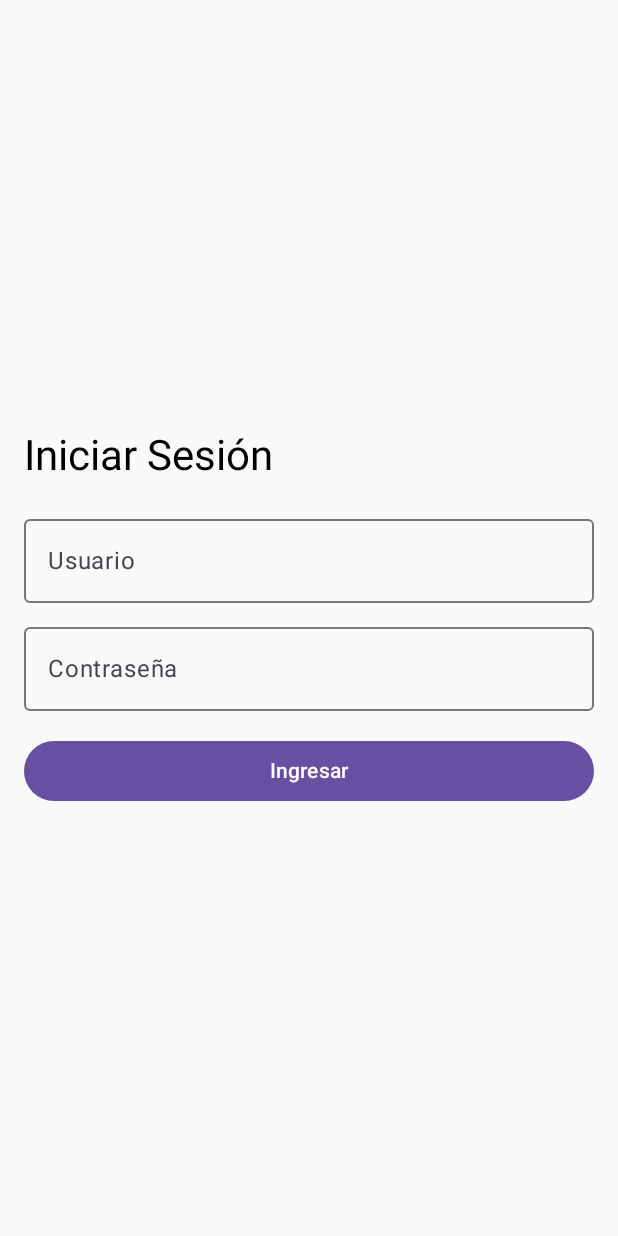
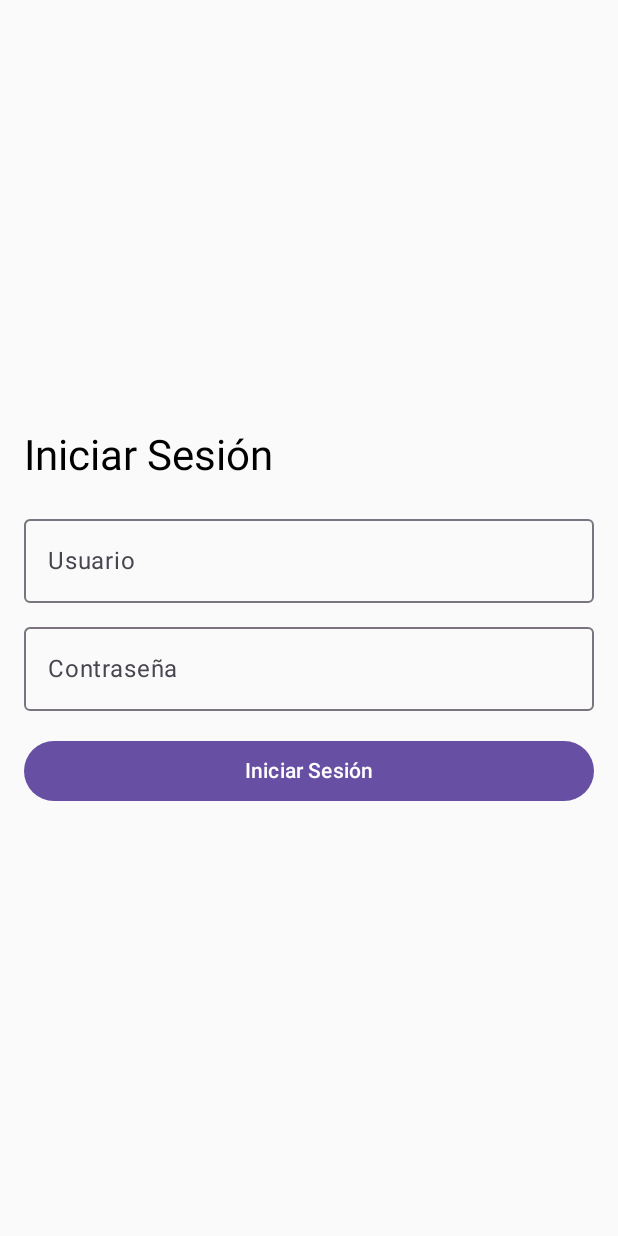
Before and after one commit to lordimpi/BiciExpress, an Android app built with Jetpack Compose: the screen it shows after launch (MainActivity), on a phone screen of 412 x 824 dp. Run offline under Robolectric (Android 15) with nearby library versions, the phone set to English and light mode, and no system bars.

Commit message:
prueba commit

```diff
--- a/app/src/main/java/edu/unicauca/apimovil/biciexpress/MainActivity.kt
+++ b/app/src/main/java/edu/unicauca/apimovil/biciexpress/MainActivity.kt
@@ -76,7 +76,7 @@ fun LoginScreen(modifier: Modifier = Modifier) {
             onClick = { /* Lógica de autenticación */ },
             modifier = Modifier.fillMaxWidth()
         ) {
-            Text("Ingresar")
+            Text("Iniciar Sesión")
         }
     }
 }
```
